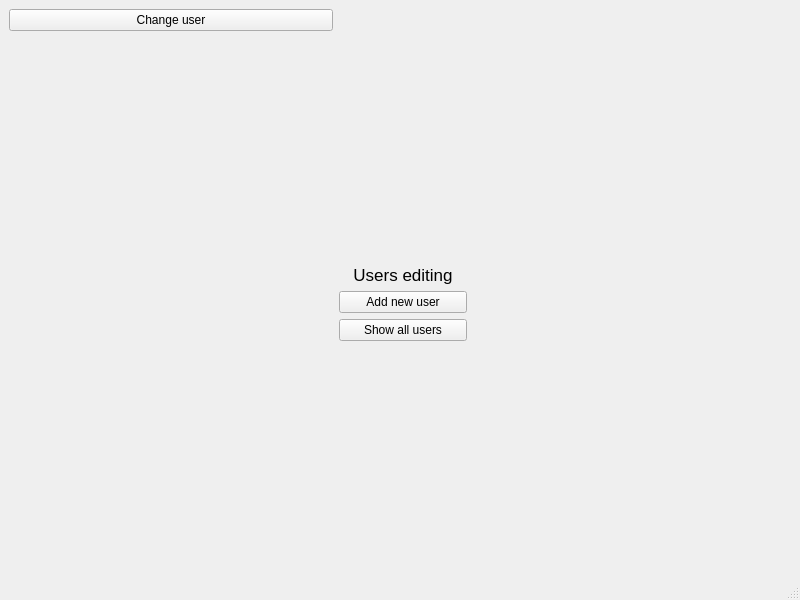
The window that Project_files/adminwindow.ui (cry4alone/FacultativPRO) describes before a commit, drawn with Qt 5.
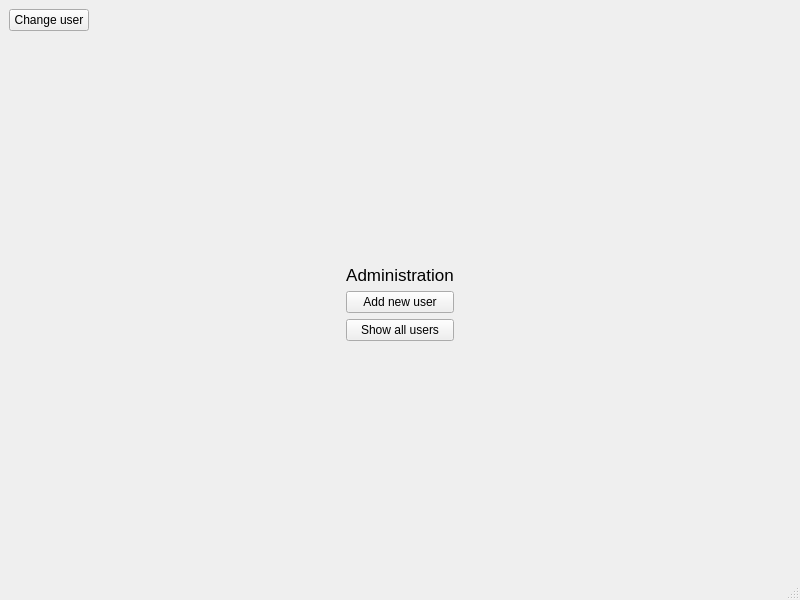
The same window after the commit.

Commit message: Изменен дизайн некоторых окон, добавлена возможность удаления пользователя

The edit to the form file:
```diff
--- a/Project_files/adminwindow.ui
+++ b/Project_files/adminwindow.ui
@@ -15,13 +15,6 @@
   </property>
   <widget class="QWidget" name="centralwidget">
    <layout class="QGridLayout" name="gridLayout">
-    <item row="0" column="0">
-     <widget class="QPushButton" name="pushButton">
-      <property name="text">
-       <string>Change user</string>
-      </property>
-     </widget>
-    </item>
     <item row="1" column="1">
      <spacer name="verticalSpacer">
       <property name="orientation">
@@ -58,7 +51,7 @@
          </font>
         </property>
         <property name="text">
-         <string>   Users editing   </string>
+         <string>Administration</string>
         </property>
         <property name="alignment">
          <set>Qt::AlignCenter</set>
@@ -107,6 +100,30 @@
       </property>
      </spacer>
     </item>
+    <item row="0" column="0" colspan="3">
+     <layout class="QHBoxLayout" name="horizontalLayout">
+      <item>
+       <widget class="QPushButton" name="pushButton">
+        <property name="text">
+         <string>Change user</string>
+        </property>
+       </widget>
+      </item>
+      <item>
+       <spacer name="horizontalSpacer_3">
+        <property name="orientation">
+         <enum>Qt::Horizontal</enum>
+        </property>
+        <property name="sizeHint" stdset="0">
+         <size>
+          <width>40</width>
+          <height>20</height>
+         </size>
+        </property>
+       </spacer>
+      </item>
+     </layout>
+    </item>
    </layout>
   </widget>
   <widget class="QMenuBar" name="menubar">
```
The commit also changes 7 other files.
